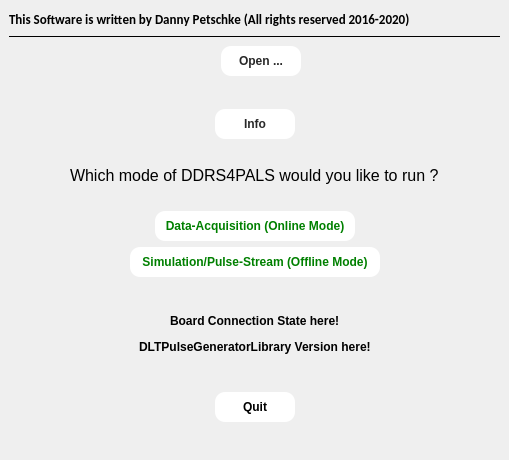
Old version of the form GUI/drs4startdlg.ui in the repository dpscience/DDRS4PALS.
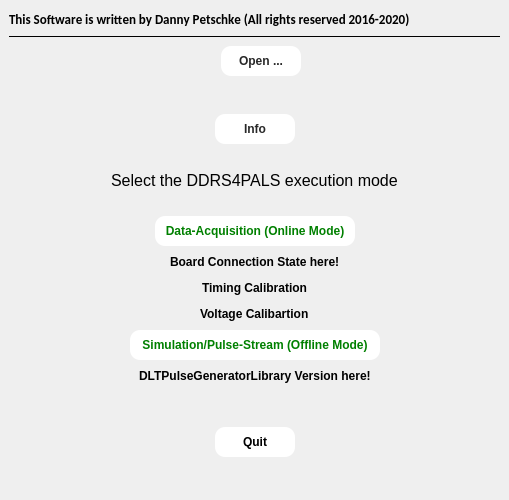
New version of the form.

Patch:
```diff
--- a/GUI/drs4startdlg.ui
+++ b/GUI/drs4startdlg.ui
@@ -7,19 +7,19 @@
     <x>0</x>
     <y>0</y>
     <width>509</width>
-    <height>460</height>
+    <height>500</height>
    </rect>
   </property>
   <property name="minimumSize">
    <size>
     <width>509</width>
-    <height>460</height>
+    <height>500</height>
    </size>
   </property>
   <property name="maximumSize">
    <size>
     <width>509</width>
-    <height>460</height>
+    <height>500</height>
    </size>
   </property>
   <property name="windowTitle">
@@ -295,7 +295,7 @@
          </font>
         </property>
         <property name="text">
-         <string>Which mode of DDRS4PALS would you like to run ?</string>
+         <string>Select the DDRS4PALS execution mode</string>
         </property>
        </widget>
       </item>
@@ -393,6 +393,144 @@
       </item>
      </layout>
     </item>
+    <item>
+     <layout class="QHBoxLayout" name="horizontalLayout_7">
+      <item>
+       <spacer name="horizontalSpacer_10">
+        <property name="orientation">
+         <enum>Qt::Horizontal</enum>
+        </property>
+        <property name="sizeHint" stdset="0">
+         <size>
+          <width>40</width>
+          <height>20</height>
+         </size>
+        </property>
+       </spacer>
+      </item>
+      <item>
+       <widget class="QLabel" name="label_boardConnectionState">
+        <property name="font">
+         <font>
+          <weight>75</weight>
+          <bold>true</bold>
+         </font>
+        </property>
+        <property name="styleSheet">
+         <string notr="true"/>
+        </property>
+        <property name="text">
+         <string>Board Connection State here!</string>
+        </property>
+       </widget>
+      </item>
+      <item>
+       <spacer name="horizontalSpacer_11">
+        <property name="orientation">
+         <enum>Qt::Horizontal</enum>
+        </property>
+        <property name="sizeHint" stdset="0">
+         <size>
+          <width>40</width>
+          <height>20</height>
+         </size>
+        </property>
+       </spacer>
+      </item>
+     </layout>
+    </item>
+    <item>
+     <layout class="QHBoxLayout" name="horizontalLayout_10">
+      <item>
+       <spacer name="horizontalSpacer_18">
+        <property name="orientation">
+         <enum>Qt::Horizontal</enum>
+        </property>
+        <property name="sizeHint" stdset="0">
+         <size>
+          <width>40</width>
+          <height>20</height>
+         </size>
+        </property>
+       </spacer>
+      </item>
+      <item>
+       <widget class="QLabel" name="label_boardTimingCal">
+        <property name="font">
+         <font>
+          <weight>75</weight>
+          <bold>true</bold>
+         </font>
+        </property>
+        <property name="styleSheet">
+         <string notr="true"/>
+        </property>
+        <property name="text">
+         <string>Timing Calibration</string>
+        </property>
+       </widget>
+      </item>
+      <item>
+       <spacer name="horizontalSpacer_19">
+        <property name="orientation">
+         <enum>Qt::Horizontal</enum>
+        </property>
+        <property name="sizeHint" stdset="0">
+         <size>
+          <width>40</width>
+          <height>20</height>
+         </size>
+        </property>
+       </spacer>
+      </item>
+     </layout>
+    </item>
+    <item>
+     <layout class="QHBoxLayout" name="horizontalLayout_12">
+      <item>
+       <spacer name="horizontalSpacer_20">
+        <property name="orientation">
+         <enum>Qt::Horizontal</enum>
+        </property>
+        <property name="sizeHint" stdset="0">
+         <size>
+          <width>40</width>
+          <height>20</height>
+         </size>
+        </property>
+       </spacer>
+      </item>
+      <item>
+       <widget class="QLabel" name="label_boardVoltageCal">
+        <property name="font">
+         <font>
+          <weight>75</weight>
+          <bold>true</bold>
+         </font>
+        </property>
+        <property name="styleSheet">
+         <string notr="true"/>
+        </property>
+        <property name="text">
+         <string>Voltage Calibartion</string>
+        </property>
+       </widget>
+      </item>
+      <item>
+       <spacer name="horizontalSpacer_21">
+        <property name="orientation">
+         <enum>Qt::Horizontal</enum>
+        </property>
+        <property name="sizeHint" stdset="0">
+         <size>
+          <width>40</width>
+          <height>20</height>
+         </size>
+        </property>
+       </spacer>
+      </item>
+     </layout>
+    </item>
     <item>
      <layout class="QHBoxLayout" name="horizontalLayout_2">
       <item>
@@ -472,65 +610,6 @@
       </item>
      </layout>
     </item>
-    <item>
-     <spacer name="verticalSpacer_2">
-      <property name="orientation">
-       <enum>Qt::Vertical</enum>
-      </property>
-      <property name="sizeHint" stdset="0">
-       <size>
-        <width>20</width>
-        <height>40</height>
-       </size>
-      </property>
-     </spacer>
-    </item>
-    <item>
-     <layout class="QHBoxLayout" name="horizontalLayout_7">
-      <item>
-       <spacer name="horizontalSpacer_10">
-        <property name="orientation">
-         <enum>Qt::Horizontal</enum>
-        </property>
-        <property name="sizeHint" stdset="0">
-         <size>
-          <width>40</width>
-          <height>20</height>
-         </size>
-        </property>
-       </spacer>
-      </item>
-      <item>
-       <widget class="QLabel" name="label_boardConnectionState">
-        <property name="font">
-         <font>
-          <weight>75</weight>
-          <bold>true</bold>
-         </font>
-        </property>
-        <property name="styleSheet">
-         <string notr="true"/>
-        </property>
-        <property name="text">
-         <string>Board Connection State here!</string>
-        </property>
-       </widget>
-      </item>
-      <item>
-       <spacer name="horizontalSpacer_11">
-        <property name="orientation">
-         <enum>Qt::Horizontal</enum>
-        </property>
-        <property name="sizeHint" stdset="0">
-         <size>
-          <width>40</width>
-          <height>20</height>
-         </size>
-        </property>
-       </spacer>
-      </item>
-     </layout>
-    </item>
     <item>
      <layout class="QHBoxLayout" name="horizontalLayout_8">
       <item>
```
